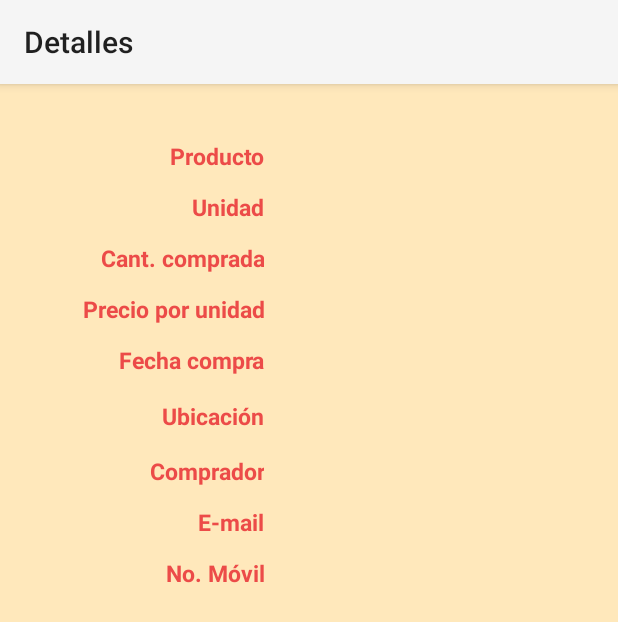
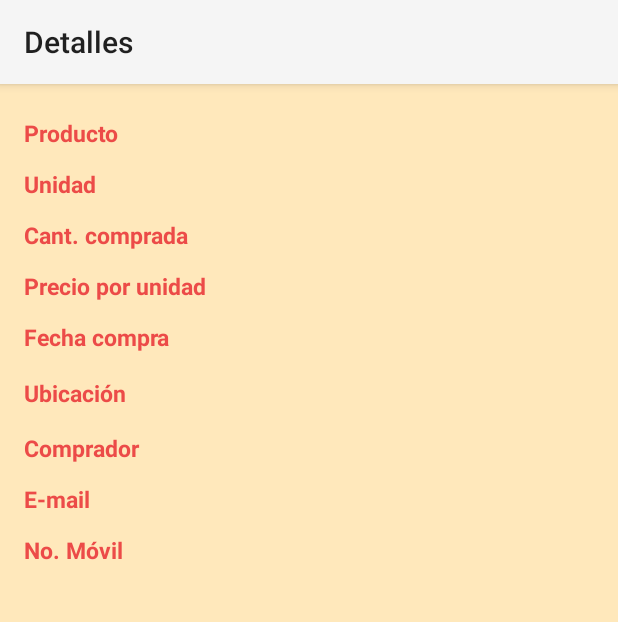
Before and after one commit to marcosaguileraely/AgroNegocios, an Android app: the ClientHistoryDetails screen opened directly, with no data from a screen before it, on a phone screen of 412 x 824 dp. Shown: the top 622 px of the screen. Run offline under Robolectric (Android 15) with nearby library versions, the phone set to English and light mode, and no system bars; 13 statements that could not run were skipped.

Commit message:
Issues fixed
* Acentuation and specials chars
* Details spaces
* Date format
* New issues Andres Neira

```diff
--- a/doncampo/src/main/java/com/cool4code/doncampoapp/ClientBuy.java
+++ b/doncampo/src/main/java/com/cool4code/doncampoapp/ClientBuy.java
@@ -89,6 +89,7 @@ public class ClientBuy extends ActionBarActivity {
         Phone = (EditText) findViewById(R.id.buy_phone);
         Qty = (EditText) findViewById(R.id.buy_qty);
         Buy = (Button) findViewById(R.id.buy_buyButton);
+        Buy.setEnabled(true);
 
         /*prevent special caracteres*/
         Name.setFilters(new InputFilter[] { filter });
@@ -112,6 +113,7 @@ public class ClientBuy extends ActionBarActivity {
         Buy.setOnClickListener(new View.OnClickListener() {
             @Override
             public void onClick(View v) {
+                Buy.setEnabled(false);
                 String name_data  = Name.getText().toString();
                 String phone_data = Phone.getText().toString();
                 String qty_data   = Qty.getText().toString();
--- a/doncampo/src/main/java/com/cool4code/doncampoapp/ClientHistoryDetails.java
+++ b/doncampo/src/main/java/com/cool4code/doncampoapp/ClientHistoryDetails.java
@@ -62,7 +62,8 @@ public class ClientHistoryDetails extends ActionBarActivity {
         Unit.setText(detailsMarketArray.get(2));
         Qty.setText(detailsMarketArray.get(3));
         Price.setText(detailsMarketArray.get(4));
-        Expires.setText(detailsMarketArray.get(5));
+        String expires = detailsMarketArray.get(5);
+        Expires.setText(expires.substring(0, 10));
         Address.setText(detailsMarketArray.get(6));
         Farmer.setText(detailsMarketArray.get(7));
         Email.setText(detailsMarketArray.get(8));
--- a/doncampo/src/main/java/com/cool4code/doncampoapp/ClientMarketDetails.java
+++ b/doncampo/src/main/java/com/cool4code/doncampoapp/ClientMarketDetails.java
@@ -65,7 +65,8 @@ public class ClientMarketDetails extends ActionBarActivity {
         Unit.setText(detailsMarketArray.get(2));
         Qty.setText(detailsMarketArray.get(3));
         Price.setText(detailsMarketArray.get(4));
-        Expires.setText(detailsMarketArray.get(5));
+        String expires = detailsMarketArray.get(5);
+        Expires.setText(expires.substring(0, 10));
         Address.setText(detailsMarketArray.get(6));
         Farmer.setText(detailsMarketArray.get(7));
         Email.setText(detailsMarketArray.get(8));
--- a/doncampo/src/main/java/com/cool4code/doncampoapp/FarmerOrderDetails.java
+++ b/doncampo/src/main/java/com/cool4code/doncampoapp/FarmerOrderDetails.java
@@ -62,7 +62,8 @@ public class FarmerOrderDetails extends ActionBarActivity {
         Unit.setText(detailsMarketArray.get(2));
         Qty.setText(detailsMarketArray.get(3));
         Price.setText(detailsMarketArray.get(4));
-        Expires.setText(detailsMarketArray.get(5));
+        String expires = detailsMarketArray.get(5);
+        Expires.setText(expires.substring(0, 10));
         Address.setText(detailsMarketArray.get(6));
         Farmer.setText(detailsMarketArray.get(7));
         Email.setText(detailsMarketArray.get(8));
--- a/doncampo/src/main/java/com/cool4code/doncampoapp/helpers/AdapterMarket.java
+++ b/doncampo/src/main/java/com/cool4code/doncampoapp/helpers/AdapterMarket.java
@@ -119,7 +119,7 @@ public class AdapterMarket extends ArrayAdapter<MarketModel>{
         String priceCOPString = copFormat.format(priceValue);
         String qtyString = Integer.toString(qtyValue);
         String qtyComplete = "Cantidad: " + qtyString;
-        String expiresComplete = "Vence: "+ expires;
+        String expiresComplete = "Vence: "+ expires.substring(0, 10);
 
         /*concat address to view*/
         String town = marketModel.getGeoPoint_Town();
--- a/doncampo/src/main/java/com/cool4code/doncampoapp/helpers/AdapterMyOrders.java
+++ b/doncampo/src/main/java/com/cool4code/doncampoapp/helpers/AdapterMyOrders.java
@@ -120,7 +120,7 @@ public class AdapterMyOrders extends ArrayAdapter<MyOrdersModel> {
         String priceCOPString = copFormat.format(priceValue);
         String qtyString = Integer.toString(qtyValue);
         String qtyComplete = "Cantidad: " + qtyString;
-        String compradoComplete = "Fecha: "+ comprado;
+        String compradoComplete = "Fecha: "+ comprado.substring(0, 10);
 
         /*concat address to view*/
         String town = myOrdersModel.getTown();
--- a/doncampo/src/main/java/com/cool4code/doncampoapp/helpers/AdapterMyPurchases.java
+++ b/doncampo/src/main/java/com/cool4code/doncampoapp/helpers/AdapterMyPurchases.java
@@ -120,7 +120,7 @@ public class AdapterMyPurchases extends ArrayAdapter<MyPurchasesModel> {
         String priceCOPString = copFormat.format(priceValue);
         String qtyString = Integer.toString(qtyValue);
         String qtyComplete = "Cantidad: " + qtyString;
-        String expiresComplete = "Vence: "+ expires;
+        String expiresComplete = "Vence: "+ expires.substring(0, 10);
 
         /*concat address to view*/
         String town = myPurchasesModel.getTown();
--- a/doncampo/src/main/java/com/cool4code/doncampoapp/helpers/AdapterMyStock.java
+++ b/doncampo/src/main/java/com/cool4code/doncampoapp/helpers/AdapterMyStock.java
@@ -99,7 +99,7 @@ public class AdapterMyStock extends ArrayAdapter<MyStockModel>{
         String priceCOPString = copFormat.format(priceValue);
         String qtyString = Integer.toString(qtyValue);
         String qtyComplete = "Cantidad: " + qtyString;
-        String expiresComplete = "Vence: "+ expires;
+        String expiresComplete = "Vence: "+ expires.substring(0, 10);
 
         // 4. Set the text for textView
         product_name.setText(myStockModel.getProduct_name());
--- a/doncampo/src/main/res/layout/activity_client_home.xml
+++ b/doncampo/src/main/res/layout/activity_client_home.xml
@@ -97,7 +97,7 @@
                 android:layout_width="0dp"
                 android:layout_height="wrap_content"
                 android:drawableTop="@android:drawable/ic_menu_info_details"
-                android:text="Aprende"
+                android:text="Noticias"
                 android:id="@+id/share_twitter"
                 android:textSize="14dp"
                 android:textColor="#ffffff"
--- a/doncampo/src/main/res/layout/activity_client_security.xml
+++ b/doncampo/src/main/res/layout/activity_client_security.xml
@@ -53,7 +53,7 @@
     <Button
         android:layout_width="wrap_content"
         android:layout_height="40dp"
-        android:text="¿No tienes cuenta?"
+        android:text="Registrate en Agronegocios"
         android:id="@+id/farmer_login_button_singup"
         android:layout_below="@+id/farmer_login_button"
         android:layout_alignRight="@+id/farmer_login_button"
--- a/doncampo/src/main/res/layout/activity_farmer_home.xml
+++ b/doncampo/src/main/res/layout/activity_farmer_home.xml
@@ -102,7 +102,7 @@
             <Button
                 android:layout_width="0dp"
                 android:layout_height="wrap_content"
-                android:text="Aprende"
+                android:text="Noticias"
                 android:drawableTop="@android:drawable/ic_menu_info_details"
                 android:id="@+id/farmer_home_aprende"
                 android:textSize="14dp"
--- a/doncampo/src/main/res/layout/activity_history_details.xml
+++ b/doncampo/src/main/res/layout/activity_history_details.xml
@@ -16,8 +16,7 @@
         android:layout_centerHorizontal="true"
         android:layout_alignParentTop="true"
         android:id="@+id/market_layout_container"
-        android:layout_above="@+id/relativeLayout"
-        android:padding="15dp">
+        android:layout_above="@+id/relativeLayout">
 
         <LinearLayout
             android:orientation="horizontal"
@@ -46,7 +45,7 @@
                     android:text="Producto"
                     android:id="@+id/details_left_product"
                     android:textSize="15dp"
-                    android:gravity="center_vertical|end"
+                    android:gravity="center_vertical"
                     android:textColor="#ec4b48"
                     android:textStyle="bold"
                     android:paddingEnd="30dp" />
@@ -58,7 +57,7 @@
                     android:text="Unidad"
                     android:id="@+id/details_left_unit"
                     android:textSize="15dp"
-                    android:gravity="center_vertical|end"
+                    android:gravity="center_vertical"
                     android:textColor="#ec4b48"
                     android:textStyle="bold"
                     android:paddingEnd="30dp" />
@@ -70,7 +69,7 @@
                     android:text="Cant. comprada"
                     android:id="@+id/details_left_qty"
                     android:textSize="15dp"
-                    android:gravity="center_vertical|end"
+                    android:gravity="center_vertical"
                     android:textColor="#ec4b48"
                     android:textStyle="bold"
                     android:paddingEnd="30dp" />
@@ -83,7 +82,7 @@
                     android:id="@+id/details_left_price"
                     android:layout_gravity="center_horizontal"
                     android:textSize="15dp"
-                    android:gravity="center_vertical|end"
+                    android:gravity="center_vertical"
                     android:textColor="#ec4b48"
                     android:textStyle="bold"
                     android:paddingEnd="30dp" />
@@ -96,7 +95,7 @@
                     android:id="@+id/details_left_expires"
                     android:layout_gravity="center_horizontal"
                     android:textSize="15dp"
-                    android:gravity="center_vertical|end"
+                    android:gravity="center_vertical"
                     android:textColor="#ec4b48"
                     android:textStyle="bold"
                     android:paddingEnd="30dp" />
@@ -109,7 +108,7 @@
                     android:id="@+id/details_left_location"
                     android:layout_gravity="center_horizontal"
                     android:textSize="15dp"
-                    android:gravity="center_vertical|end"
+                    android:gravity="center_vertical"
                     android:textColor="#ec4b48"
                     android:textStyle="bold"
                     android:paddingEnd="30dp" />
@@ -121,7 +120,7 @@
                     android:text="Comprador"
                     android:id="@+id/details_left_farmer"
                     android:textSize="15dp"
-                    android:gravity="center_vertical|end"
+                    android:gravity="center_vertical"
                     android:textColor="#ec4b48"
                     android:textStyle="bold"
                     android:paddingEnd="30dp" />
@@ -134,7 +133,7 @@
                     android:id="@+id/details_left_email"
                     android:layout_gravity="center_horizontal"
                     android:textSize="15dp"
-                    android:gravity="center_vertical|end"
+                    android:gravity="center_vertical"
                     android:textColor="#ec4b48"
                     android:textStyle="bold"
                     android:paddingEnd="30dp" />
@@ -147,7 +146,7 @@
                     android:id="@+id/details_left_phone"
                     android:layout_gravity="right"
                     android:textSize="15dp"
-                    android:gravity="center_vertical|end"
+                    android:gravity="center_vertical"
                     android:textColor="#ec4b48"
                     android:textStyle="bold"
                     android:paddingEnd="30dp" />
--- a/doncampo/src/main/res/layout/activity_main.xml
+++ b/doncampo/src/main/res/layout/activity_main.xml
@@ -72,7 +72,7 @@
                 android:layout_width="150dp"
                 android:layout_height="wrap_content"
                 android:textAppearance="?android:attr/textAppearanceLarge"
-                android:text="Salir"
+                android:text="Salir de Agronegocios"
                 android:onClick="onClick"
                 android:clickable="true"
                 android:id="@+id/home_salir"
@@ -80,7 +80,7 @@
                 android:gravity="center_vertical|center_horizontal"
                 android:background="#ff4444"
                 android:textColor="#fff"
-                android:textSize="18dp" />
+                android:textSize="16dp" />
         </LinearLayout>
 
     </LinearLayout>
```
Also changed, not shown: doncampo/src/main/java/com/cool4code/doncampoapp/NewStockForm.java (+18 -3 lines), doncampo/src/main/res/layout/activity_client_market_details.xml (+9 -28 lines), doncampo/src/main/res/layout/activity_farmer_order_details.xml (+10 -10 lines), 1 other file.
